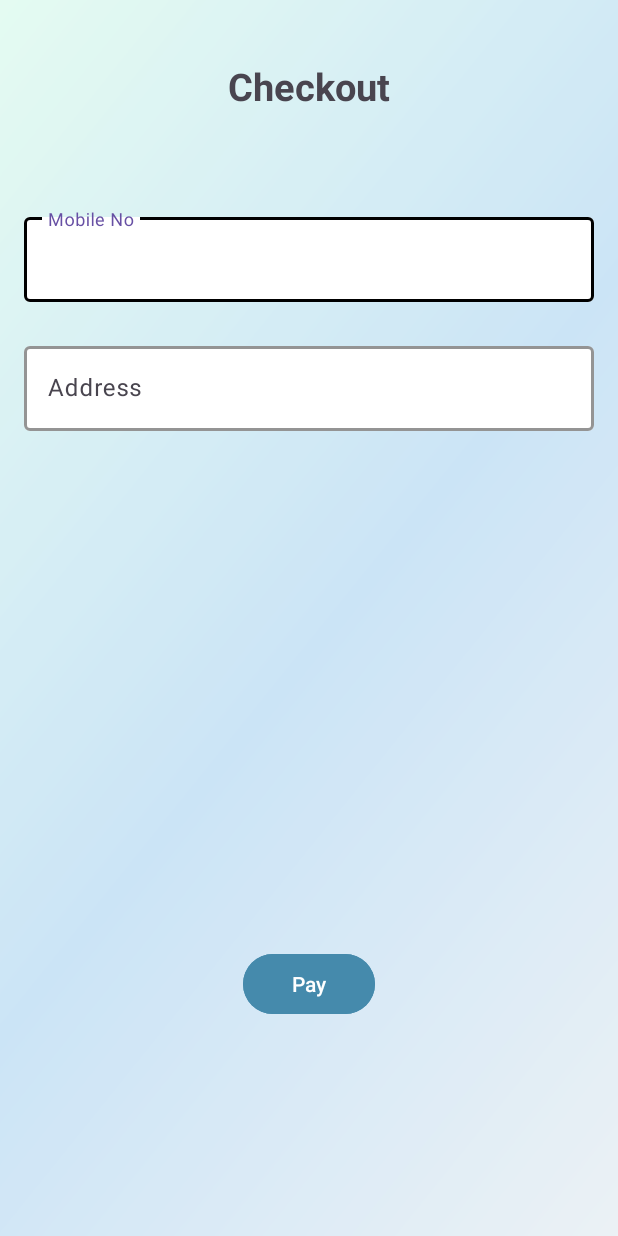
After one commit to BhatVignesh/PawPal, an Android app: the Payment screen opened directly, with no data from a screen before it, on a phone screen of 412 x 824 dp. The commit adds this screen. Run offline under Robolectric (Android 15) with nearby library versions, the phone set to English and light mode, and no system bars; our stand-ins replace Firebase (no records; nobody signed in at launch, a user with empty details on screens opened directly), Volley; libraries missing offline, so code that uses them is left out: com.stripe.android; 1 statement that could not run was skipped.

Commit message:
payment added

```diff
--- a/app/src/main/java/com/example/pawpal10/MainActivity.java
+++ b/app/src/main/java/com/example/pawpal10/MainActivity.java
@@ -103,9 +103,9 @@ public class MainActivity extends AppCompatActivity {
     }
 
     private void redirectToLogin() {
-        Intent intent = new Intent(getApplicationContext(), Login.class);
-        startActivity(intent);
-        finish();
+//        Intent intent = new Intent(getApplicationContext(), Login.class);
+//        startActivity(intent);
+//        finish();
     }
 
     private void initializeSearchView() {
--- /dev/null
+++ b/app/src/main/java/com/example/pawpal10/Payment.java
@@ -0,0 +1,226 @@
+package com.example.pawpal10;
+
+import android.content.Intent;
+import android.os.Bundle;
+import android.util.Log;
+import android.view.View;
+import android.widget.Button;
+import android.widget.ProgressBar;
+import android.widget.TextView;
+import android.widget.Toast;
+
+import androidx.annotation.NonNull;
+import androidx.annotation.Nullable;
+import androidx.appcompat.app.AppCompatActivity;
+
+import com.android.volley.Request;
+import com.android.volley.RequestQueue;
+import com.android.volley.Response;
+import com.android.volley.VolleyError;
+import com.android.volley.toolbox.JsonObjectRequest;
+import com.android.volley.toolbox.Volley;
+import com.google.android.gms.tasks.OnCompleteListener;
+import com.google.android.gms.tasks.OnFailureListener;
+import com.google.android.gms.tasks.OnSuccessListener;
+import com.google.android.gms.tasks.Task;
+import com.google.android.material.textfield.TextInputEditText;
+import com.google.firebase.auth.FirebaseAuth;
+import com.google.firebase.firestore.DocumentSnapshot;
+import com.google.firebase.firestore.FirebaseFirestore;
+import com.google.firebase.firestore.QuerySnapshot;
+import com.google.firebase.firestore.WriteBatch;
+import com.stripe.android.PaymentConfiguration;
+import com.stripe.android.paymentsheet.PaymentSheet;
+import com.stripe.android.paymentsheet.PaymentSheetResult;
+
+import org.json.JSONException;
+import org.json.JSONObject;
+
+import java.util.ArrayList;
+import java.util.HashMap;
+import java.util.Map;
+import java.text.SimpleDateFormat;
+import java.util.Date;
+
+public class Payment extends AppCompatActivity {
+
+    private static final String TAG = "Payment";
+    private PaymentSheet paymentSheet;
+    private String paymentClientSecret;
+    private PaymentSheet.CustomerConfiguration customerConfig;
+    private ProgressBar progressBar;
+    Button pay;
+    TextInputEditText editTextMbno, editTextAddress;
+    FirebaseAuth auth;
+    FirebaseFirestore db;
+    ArrayList<String> cartItemList=new ArrayList<>();
+    String currentDate;
+    long totalAmount;
+    TextView emptyCartTextView;
+
+    @Override
+    protected void onCreate(@Nullable Bundle savedInstanceState) {
+        super.onCreate(savedInstanceState);
+        setContentView(R.layout.activity_payment);
+        db=FirebaseFirestore.getInstance();
+        auth=FirebaseAuth.getInstance();
+        pay = findViewById(R.id.payment);
+        progressBar = findViewById(R.id.payment_progress_bar);
+        paymentSheet = new PaymentSheet(this, this::onPaymentSheetResult);
+        progressBar.setVisibility(View.GONE);
+        editTextMbno=findViewById(R.id.mbnoEdit);
+        editTextAddress=findViewById(R.id.addressEdit);
+        SimpleDateFormat sdf = new SimpleDateFormat("dd/MM/yyyy");
+        currentDate = sdf.format(new Date());
+
+
+        // Retrieve total amount from Intent
+        totalAmount = getIntent().getLongExtra("TOTAL_AMOUNT", 0);
+
+        pay.setOnClickListener(new View.OnClickListener() {
+            @Override
+            public void onClick(View v) {
+                progressBar.setVisibility(View.VISIBLE);
+                makePaymentRequest(totalAmount);
+            }
+        });
+    }
+
+    private void makePaymentRequest(long amount) {
+        RequestQueue queue = Volley.newRequestQueue(this);
+        String url = "http://192.168.0.123:3000/payment-sheet"; // Replace with your actual backend endpoint
+
+        JSONObject requestBody = new JSONObject();
+        try {
+            requestBody.put("amount", amount*100);
+        } catch (JSONException e) {
+            Log.e(TAG, "Error creating JSON request body", e);
+        }
+
+        JsonObjectRequest jsonObjectRequest = new JsonObjectRequest(Request.Method.POST, url, requestBody,
+                new Response.Listener<JSONObject>() {
+                    @Override
+                    public void onResponse(JSONObject response) {
+                        progressBar.setVisibility(View.GONE);
+                        try {
+                            customerConfig = new PaymentSheet.CustomerConfiguration(
+                                    response.getString("customer"),
+                                    response.getString("ephemeralKey")
+                            );
+                            paymentClientSecret = response.getString("paymentIntent");
+                            PaymentConfiguration.init(getApplicationContext(), response.getString("publishableKey"));
+
+                            // Once data is fetched, you can present the PaymentSheet
+                            presentPaymentSheet();
+                        } catch (JSONException e) {
+                            Log.e(TAG, "Error parsing JSON response", e);
+                        }
+                    }
+                }, new Response.ErrorListener() {
+            @Override
+            public void onErrorResponse(VolleyError error) {
+                progressBar.setVisibility(View.GONE);
+                Log.e(TAG, "Error fetching PaymentSheet data", error);
+                // Handle error condition here
+            }
+        });
+
+        queue.add(jsonObjectRequest);
+    }
+
+    private void presentPaymentSheet() {
+        PaymentSheet.Configuration configuration = new PaymentSheet.Configuration.Builder("Example, Inc.")
+                .customer(customerConfig)
+                .allowsDelayedPaymentMethods(true)
+                .build();
+        paymentSheet.presentWithPaymentIntent(
+                paymentClientSecret,
+                configuration
+        );
+    }
+
+    private void onPaymentSheetResult(PaymentSheetResult paymentSheetResult) {
+        if (paymentSheetResult instanceof PaymentSheetResult.Canceled) {
+            Log.d(TAG, "PaymentSheet: Canceled");
+            Toast.makeText(this,"Payment Cancelled",Toast.LENGTH_SHORT).show();
+        } else if (paymentSheetResult instanceof PaymentSheetResult.Failed) {
+            Log.e(TAG, "PaymentSheet: Failed", ((PaymentSheetResult.Failed) paymentSheetResult).getError());
+            Toast.makeText(this,"Payment Failed",Toast.LENGTH_SHORT).show();
+        } else if (paymentSheetResult instanceof PaymentSheetResult.Completed) {
+            Log.d(TAG, "PaymentSheet: Completed");
+            Toast.makeText(this,"Payment Complete",Toast.LENGTH_SHORT).show();
+            db.collection("cartInfo")
+                    .document(auth.getCurrentUser().getUid())
+                    .collection("products")
+                    .get()
+                    .addOnCompleteListener(task -> {
+                        if (task.isSuccessful()) {
+                            cartItemList.clear();
+                            for (DocumentSnapshot document : task.getResult()) {
+                                String productName = document.getString("Product_name");
+                                cartItemList.add(productName);
+                            }
+
+                            Map<String, Object> order = new HashMap<>();
+                            order.put("address", editTextAddress.getText().toString());
+                            order.put("date", currentDate);
+                            order.put("mbno", editTextMbno.getText().toString());
+                            order.put("total_amount", totalAmount);
+                            order.put("products", cartItemList);
+
+                            db.collection("orders")
+                                    .document(auth.getCurrentUser().getUid())
+                                    .set(order)
+                                    .addOnCompleteListener(orderTask -> {
+                                        if (!orderTask.isSuccessful()) {
+                                            Toast.makeText(Payment.this, "Failed to add order", Toast.LENGTH_SHORT).show();
+                                        }
+                                    });
+
+                            // Delete cart items after placing the order
+                            deleteCartItems();
+
+                        } else {
+                            Log.e(TAG, "Error fetching cart items", task.getException());
+                            Toast.makeText(Payment.this, "Failed to fetch cart items", Toast.LENGTH_SHORT).show();
+                        }
+                    });
+
+            }
+    }
+    private void deleteCartItems() {
+        String userId = auth.getCurrentUser().getUid();
+        db.collection("cartInfo")
+                .document(userId)
+                .collection("products")
+                .get()
+                .addOnCompleteListener(task -> {
+                    if (task.isSuccessful()) {
+                        WriteBatch batch = db.batch();
+                        for (DocumentSnapshot document : task.getResult()) {
+                            batch.delete(document.getReference());
+                        }
+                        batch.commit().addOnCompleteListener(batchTask -> {
+                            if (batchTask.isSuccessful()) {
+                                db.collection("cartInfo")
+                                        .document(userId)
+                                        .delete()
+                                        .addOnCompleteListener(deletetask -> {
+                                            if (deletetask.isSuccessful()) {
+                                                Intent intent = new Intent(Payment.this, MainActivity.class);
+                                                startActivity(intent);
+                                                finish();
+                                            } else {
+                                                Toast.makeText(Payment.this, "Failed to delete cart items", Toast.LENGTH_SHORT).show();
+                                            }
+                                        });
+                            } else {
+                                Toast.makeText(Payment.this, "Failed to delete cart items", Toast.LENGTH_SHORT).show();
+                            }
+                        });
+                    } else {
+                        Log.e(TAG, "Error fetching cart items", task.getException());
+                        Toast.makeText(Payment.this, "Failed to fetch cart items", Toast.LENGTH_SHORT).show();
+                    }
+                });
+}}
--- /dev/null
+++ b/app/src/main/res/layout/activity_payment.xml
@@ -0,0 +1,110 @@
+<androidx.constraintlayout.widget.ConstraintLayout xmlns:android="http://schemas.android.com/apk/res/android"
+    xmlns:app="http://schemas.android.com/apk/res-auto"
+    xmlns:tools="http://schemas.android.com/tools"
+    android:id="@+id/payment_page"
+    android:layout_width="match_parent"
+    android:layout_height="match_parent"
+    android:background="@drawable/main_bg"
+    tools:context=".Payment">
+
+    <androidx.constraintlayout.widget.ConstraintLayout
+        android:id="@+id/mbnoLayout"
+        android:layout_width="match_parent"
+        android:layout_height="80dp"
+        android:layout_marginStart="16dp"
+        android:layout_marginTop="130dp"
+        android:layout_marginEnd="16dp"
+        app:layout_constraintEnd_toEndOf="parent"
+        app:layout_constraintStart_toStartOf="parent"
+        app:layout_constraintTop_toTopOf="parent">
+
+        <com.google.android.material.textfield.TextInputLayout
+            android:id="@+id/mbnoInputLayout"
+            android:layout_width="match_parent"
+            android:layout_height="wrap_content"
+            app:boxBackgroundMode="outline"
+            app:boxStrokeColor="@color/black"
+            app:boxStrokeWidth="2dp"
+            app:boxBackgroundColor="@android:color/white"
+            app:layout_constraintBottom_toBottomOf="parent"
+            app:layout_constraintEnd_toEndOf="parent"
+            app:layout_constraintStart_toStartOf="parent"
+            app:layout_constraintTop_toTopOf="parent">
+
+            <com.google.android.material.textfield.TextInputEditText
+                android:id="@+id/mbnoEdit"
+                android:layout_width="match_parent"
+                android:layout_height="wrap_content"
+                android:hint="Mobile No"
+                android:inputType="number"
+                android:maxLength="10"/>
+        </com.google.android.material.textfield.TextInputLayout>
+    </androidx.constraintlayout.widget.ConstraintLayout>
+
+    <androidx.constraintlayout.widget.ConstraintLayout
+        android:id="@+id/addressLayout"
+        android:layout_width="match_parent"
+        android:layout_height="wrap_content"
+        android:layout_marginStart="16dp"
+        android:layout_marginTop="15dp"
+        android:layout_marginEnd="16dp"
+        app:layout_constraintEnd_toEndOf="parent"
+        app:layout_constraintHorizontal_bias="0.0"
+        app:layout_constraintStart_toStartOf="parent"
+        app:layout_constraintTop_toBottomOf="@+id/mbnoLayout">
+
+        <com.google.android.material.textfield.TextInputLayout
+            android:id="@+id/addressInputLayout"
+            android:layout_width="match_parent"
+            android:layout_height="wrap_content"
+            app:boxBackgroundMode="outline"
+            app:boxStrokeColor="@color/black"
+            app:boxStrokeWidth="2dp"
+            app:boxBackgroundColor="@android:color/white"
+            app:layout_constraintBottom_toBottomOf="parent"
+            app:layout_constraintEnd_toEndOf="parent"
+            app:layout_constraintStart_toStartOf="parent"
+            app:layout_constraintTop_toTopOf="parent">
+
+            <com.google.android.material.textfield.TextInputEditText
+                android:id="@+id/addressEdit"
+                android:layout_width="match_parent"
+                android:layout_height="wrap_content"
+                android:hint="Address"
+                />
+        </com.google.android.material.textfield.TextInputLayout>
+    </androidx.constraintlayout.widget.ConstraintLayout>
+
+    <Button
+        android:id="@+id/payment"
+        android:layout_width="wrap_content"
+        android:layout_height="wrap_content"
+        android:layout_marginBottom="144dp"
+        android:text="Pay"
+        app:layout_constraintBottom_toBottomOf="parent"
+        app:layout_constraintEnd_toEndOf="parent"
+        app:layout_constraintStart_toStartOf="parent"
+        android:backgroundTint="#458AAC"/>
+
+    <ProgressBar
+        android:id="@+id/payment_progress_bar"
+        style="?android:attr/progressBarStyle"
+        android:layout_width="wrap_content"
+        android:layout_height="wrap_content"
+        android:layout_marginBottom="50dp"
+        app:layout_constraintBottom_toTopOf="@+id/payment"
+        app:layout_constraintEnd_toEndOf="parent"
+        app:layout_constraintStart_toStartOf="parent" />
+
+    <TextView
+        android:layout_width="wrap_content"
+        android:layout_height="wrap_content"
+        android:layout_marginTop="40dp"
+        android:text="@string/checkout"
+        android:textSize="25sp"
+        android:textStyle="bold"
+        app:layout_constraintEnd_toEndOf="parent"
+        app:layout_constraintStart_toStartOf="parent"
+        app:layout_constraintTop_toTopOf="parent" />
+
+</androidx.constraintlayout.widget.ConstraintLayout>
--- a/app/src/main/res/values/strings.xml
+++ b/app/src/main/res/values/strings.xml
@@ -81,5 +81,6 @@
     <string name="_5000">₹5000</string>
     <string name="cat_litter">Cat Litter</string>
     <string name="_800">₹800</string>
+    <string name="checkout">Checkout</string>
 
 </resources>
--- a/app/src/main/res/values/themes.xml
+++ b/app/src/main/res/values/themes.xml
@@ -1,8 +1,8 @@
 <resources xmlns:tools="http://schemas.android.com/tools">
     <!-- Base application theme. -->
     <style name="Base.Theme.PawPal10" parent="Theme.Material3.DayNight.NoActionBar">
-        <!-- Customize your light theme here. -->
-        <!-- <item name="colorPrimary">@color/my_light_primary</item> -->
+        <item name="windowActionBar">false</item>
+        <item name="windowNoTitle">true</item>
     </style>
 
     <style name="Theme.PawPal10" parent="Base.Theme.PawPal10" />
```
Also changed, not shown: app/build.gradle.kts (+6 -1 lines), app/src/main/AndroidManifest.xml (+4 -9 lines), app/src/main/java/com/example/pawpal10/Cart.java (+30 -2 lines), app/src/main/res/layout/fragment_cart.xml (+11 -0 lines), 1 other file.
